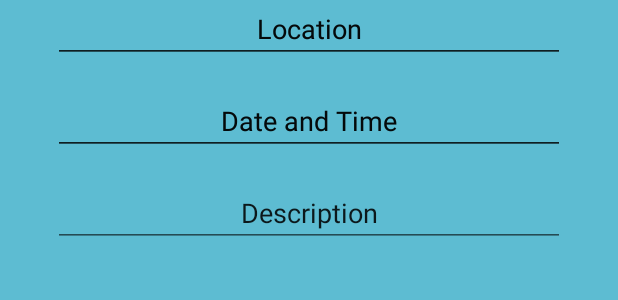
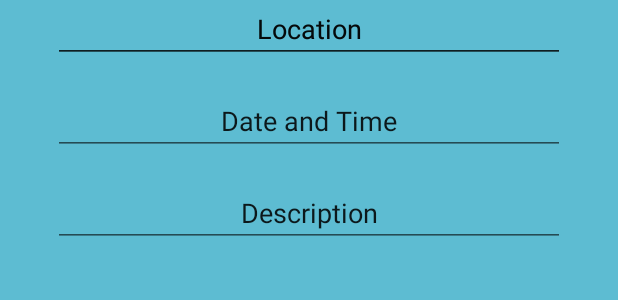
Before and after one commit to ProjectLocus/JoinMe, an Android app: the layout fragment_invite_create.xml on its own in the app's theme, with its tools: preview values and no code run, on a phone screen of 412 x 824 dp. Shown: the part 277-577 px from the top of the screen. Run offline under Robolectric (Android 15) with nearby library versions, the phone set to English and light mode, and no system bars.

Commit message:
changing fonts

```diff
--- a/app/src/main/res/layout/fragment_invite_create.xml
+++ b/app/src/main/res/layout/fragment_invite_create.xml
@@ -21,8 +21,7 @@
         android:fontFamily="sans-serif-condensed"
         android:text="Create an Invitation"
         android:textAlignment="center"
-        android:textSize="40sp"
-        android:typeface="sans" />
+        android:textSize="40sp" />
 
   <EditText
     android:id="@+id/et_invitation_create_title"
@@ -81,17 +80,6 @@
         android:ems="16"
         android:gravity="center"
         android:text="Date and Time" />
-  <EditText
-    android:id="@+id/et_invitation_create_date"
-    android:layout_width="wrap_content"
-    android:layout_height="wrap_content"
-    android:layout_below="@+id/et_invitation_create_location"
-    android:layout_marginTop="8dp"
-    android:layout_marginBottom="8dp"
-    android:layout_centerHorizontal="true"
-    android:ems="16"
-    android:hint="Date and Time"
-    android:gravity="center"/>
 
     <EditText
         android:id="@+id/et_invitation_create_description"
```
